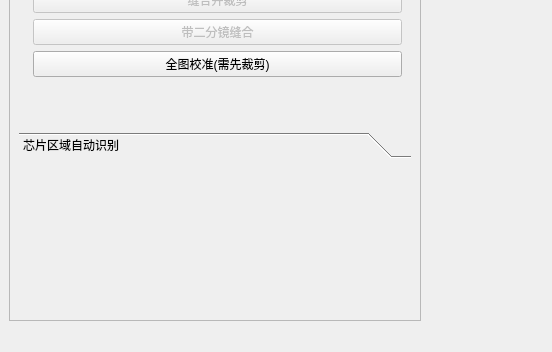
Old version of the form need/ChipRegion.ui in the repository ofen1996/Biomarker-BMChiper-no-div; both pictures show x 0 to 552 and y 229 to 581 of the 847 by 581 pixel window.
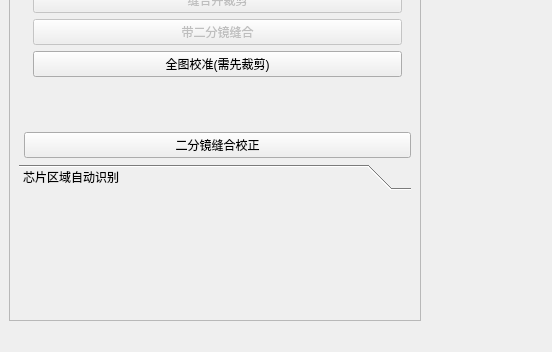
New version of the form.

Diff of the .ui file:
```diff
--- a/need/ChipRegion.ui
+++ b/need/ChipRegion.ui
@@ -193,6 +193,13 @@
               </property>
              </spacer>
             </item>
+            <item>
+             <widget class="QPushButton" name="correct_match_result">
+              <property name="text">
+               <string>二分镜缝合校正</string>
+              </property>
+             </widget>
+            </item>
            </layout>
           </widget>
           <widget class="QWidget" name="page_chip_region">
```
Left out of the diff: 17 changed lines with no effect on the pictures.
